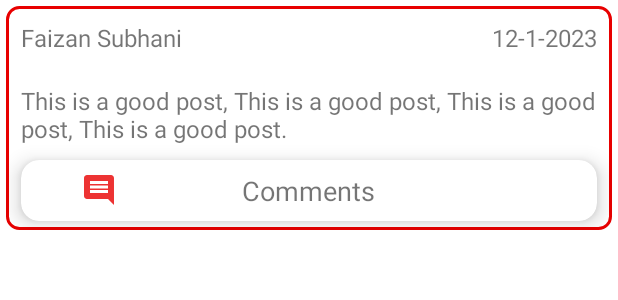
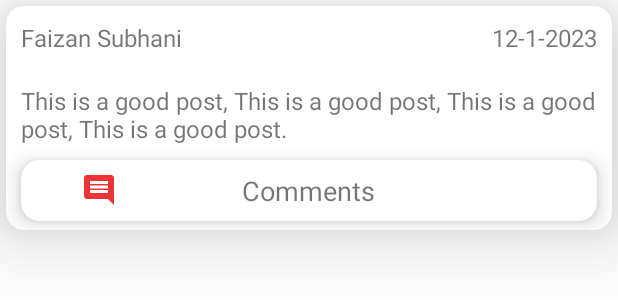
Before and after one commit to Amin-AQ/AlertApp, an Android app: the layout post_layout.xml on its own in the app's theme, with its tools: preview values and no code run, on a phone screen of 412 x 824 dp. Shown: the top 300 px of the screen. Run offline under Robolectric (Android 15) with nearby library versions, the phone set to English and light mode, and no system bars.

Commit message:
ui update

```diff
--- a/app/src/main/java/com/smd/alertapp/Adapters/PostsAdapter.java
+++ b/app/src/main/java/com/smd/alertapp/Adapters/PostsAdapter.java
@@ -103,7 +103,6 @@ public class PostsAdapter extends RecyclerView.Adapter<PostsAdapter.PostViewHold
                    // postImage.setMaxHeight(250);
                     postImage.setImageBitmap(bmp);
                 });
-
             }
         }
     }
--- a/app/src/main/res/layout/activity_main.xml
+++ b/app/src/main/res/layout/activity_main.xml
@@ -184,7 +184,7 @@
             android:layout_alignParentStart="true"
             android:layout_marginStart="80dp"
             android:layout_marginBottom="16dp"
-            android:src="@drawable/video" />
+            android:src="@drawable/videorecord" />
 
         <ImageButton
             android:id="@+id/send_button"
--- a/app/src/main/res/layout/activity_post.xml
+++ b/app/src/main/res/layout/activity_post.xml
@@ -70,6 +70,7 @@
     <androidx.recyclerview.widget.RecyclerView
         android:id="@+id/added_posts"
         android:layout_margin="6dp"
+        android:background="@android:color/transparent"
         android:layout_below="@id/create_post_layout"
         android:layout_above="@id/bottom_navigation"
         android:layout_width="match_parent"
--- a/app/src/main/res/layout/post_layout.xml
+++ b/app/src/main/res/layout/post_layout.xml
@@ -1,10 +1,15 @@
-<RelativeLayout xmlns:android="http://schemas.android.com/apk/res/android"
+
+<androidx.cardview.widget.CardView xmlns:android="http://schemas.android.com/apk/res/android"
+    xmlns:app="http://schemas.android.com/apk/res-auto"
+    app:cardCornerRadius="12dp"
+    android:layout_margin="4dp"
+    app:cardElevation="30dp"
+    android:layout_width="match_parent"
+    android:layout_height="wrap_content">
+    <RelativeLayout
         android:layout_width="match_parent"
         android:layout_height="wrap_content"
-    xmlns:app="http://schemas.android.com/apk/res-auto"
-    android:layout_margin="4dp"
-    android:background="@drawable/outline">
-
+        >
         <RelativeLayout
             android:id="@+id/post_heading"
             android:layout_width="match_parent"
@@ -78,3 +83,4 @@
 
         </androidx.cardview.widget.CardView>
     </RelativeLayout>
+</androidx.cardview.widget.CardView>
```
Lines whose indentation alone changed are shown as unchanged.
